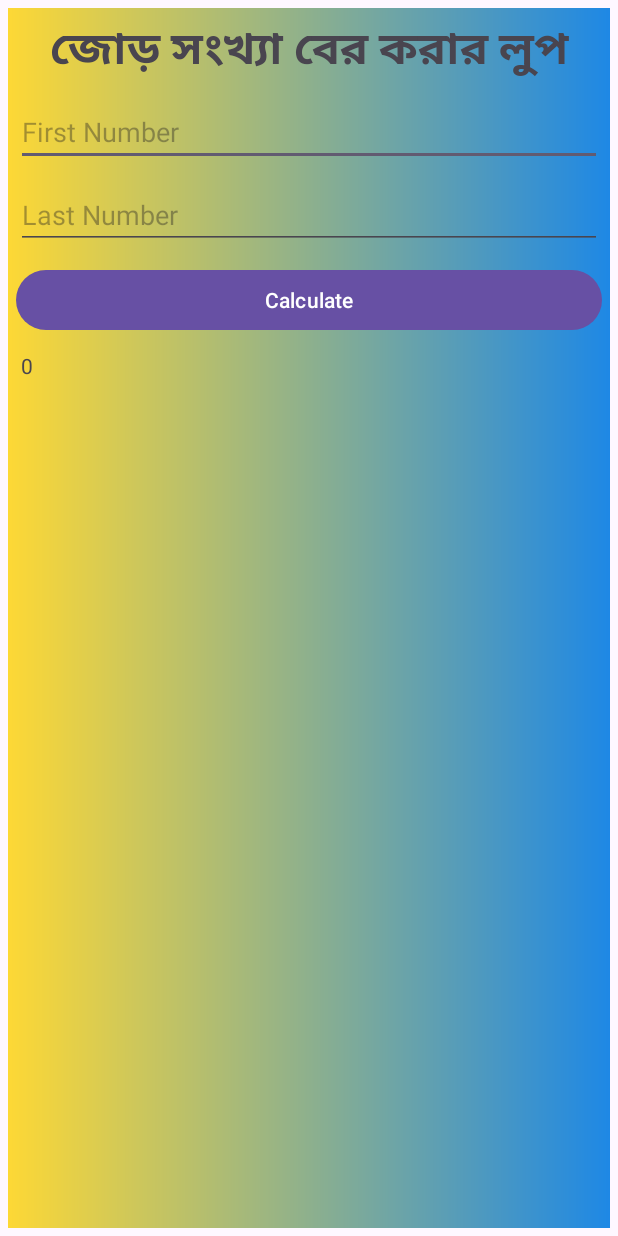
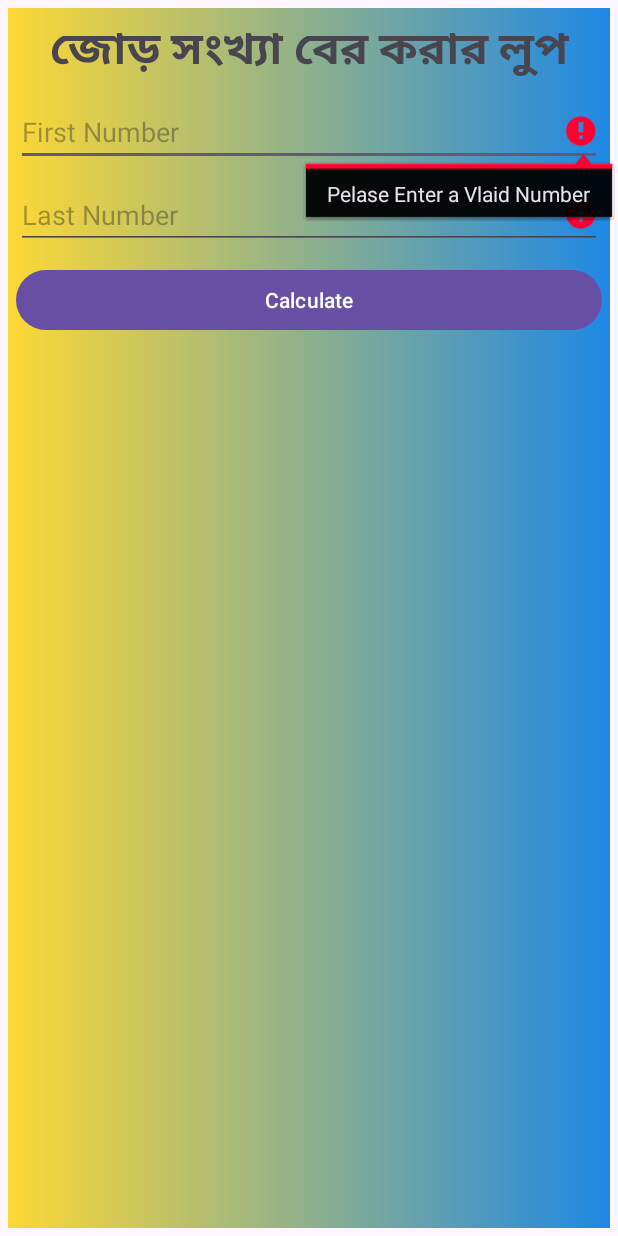
Before and after one commit to anirbanprince/All_Practice, an Android app: the Activity_For_Loop3 screen opened directly, with no data from a screen before it, after a tap on "Calculate", on a phone screen of 412 x 824 dp. Run offline under Robolectric (Android 15) with nearby library versions, the phone set to English and light mode, and no system bars.

Commit message:
loop part 3

```diff
--- a/app/src/main/java/com/proseobd/all/Activity_For_Loop3.java
+++ b/app/src/main/java/com/proseobd/all/Activity_For_Loop3.java
@@ -5,6 +5,7 @@ import android.view.View;
 import android.widget.Button;
 import android.widget.EditText;
 import android.widget.TextView;
+import android.widget.Toast;
 
 import androidx.activity.EdgeToEdge;
 import androidx.appcompat.app.AppCompatActivity;
@@ -16,6 +17,7 @@ public class Activity_For_Loop3 extends AppCompatActivity {
     EditText edtSnum, edtLnum;
     Button btnCal;
     TextView tvd;
+    int fNum, lNum;
 
     @Override
     protected void onCreate(Bundle savedInstanceState) {
@@ -32,15 +34,32 @@ public class Activity_For_Loop3 extends AppCompatActivity {
             @Override
             public void onClick(View v) {
 
-                int fNum = Integer.parseInt(edtSnum.getText().toString());
-                int lNum = Integer.parseInt(edtLnum.getText().toString());
 
-                for (int x=fNum; x<=lNum; x++){
-                    if (x%2==0)tvd.setText(" "+x);
+                if (edtSnum.length()>0){
+                    fNum = Integer.parseInt(edtSnum.getText().toString());
+                } else {
+                    edtSnum.setError("Pelase Enter a Vlaid Number");
                 }
 
 
 
+
+                if (edtLnum.length()>0) {
+                    lNum = Integer.parseInt(edtLnum.getText().toString());
+                } else {
+                    edtLnum.setError(" Please Enter a Vlaid Number");
+                }
+
+
+
+
+                if (lNum>fNum){
+                    for (int x=fNum; x<=lNum; x++){
+                        if (x%2==0)tvd.append(" "+x);
+                    }
+                } else {
+                    Toast.makeText(Activity_For_Loop3.this, "2nd number must be higher than 1st", Toast.LENGTH_SHORT).show();
+                }
 
 
 
--- a/app/src/main/java/com/proseobd/all/MainActivity.java
+++ b/app/src/main/java/com/proseobd/all/MainActivity.java
@@ -34,7 +34,7 @@ public class MainActivity extends AppCompatActivity {
         btnUDMethod = findViewById(R.id.btnUDMethod);
         btnForLoop = findViewById(R.id.btnForLoop);
         btnForLoop2 = findViewById(R.id.btnForLoop2);
-        btntForLoop3 -findViewById(R.id.btntForLoop3);
+        btntForLoop3 = findViewById(R.id.btntForLoop3);
         title_Name = findViewById(R.id.title_Name);
 
 
```
